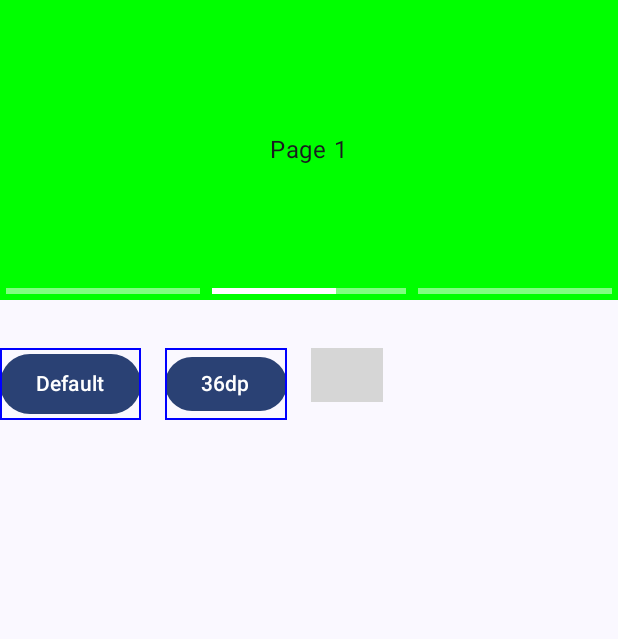
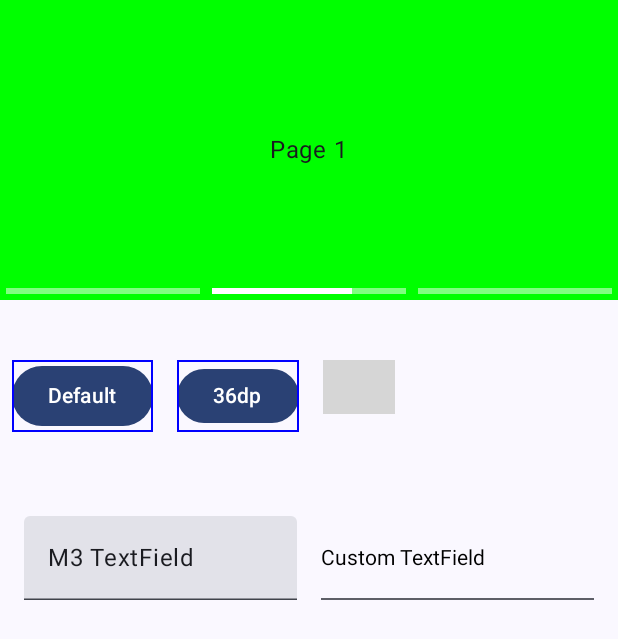
Before and after one commit to haru067/playground, an Android app built with Jetpack Compose: the screen it shows after launch (MainActivity), on a phone screen of 412 x 824 dp. Shown: the top 639 px of the screen. Run offline under Robolectric (Android 15) with nearby library versions, the phone set to English and light mode, and no system bars; missing, so only their content is drawn: CompositionLocalProvider; 1 statement that could not run was skipped; grey boxes are pictures that could not be loaded.

Commit message:
Add text field example

```diff
--- a/app/src/main/java/com/haru067/playground/MainActivity.kt
+++ b/app/src/main/java/com/haru067/playground/MainActivity.kt
@@ -8,6 +8,7 @@ import androidx.compose.foundation.layout.Spacer
 import androidx.compose.foundation.layout.fillMaxSize
 import androidx.compose.foundation.layout.fillMaxWidth
 import androidx.compose.foundation.layout.height
+import androidx.compose.foundation.layout.padding
 import androidx.compose.foundation.rememberScrollState
 import androidx.compose.foundation.verticalScroll
 import androidx.compose.material3.Button
@@ -20,6 +21,7 @@ import androidx.compose.ui.tooling.preview.Preview
 import androidx.compose.ui.unit.dp
 import com.haru067.playground.components.ButtonExample
 import com.haru067.playground.components.CarouselExample
+import com.haru067.playground.components.TextFieldExample
 import com.haru067.playground.ui.theme.PlaygroundTheme
 
 class MainActivity : ComponentActivity() {
@@ -35,7 +37,10 @@ class MainActivity : ComponentActivity() {
                                 .height(200.dp)
                         )
                         Spacer(modifier = Modifier.height(32.dp))
-                        ButtonExample()
+                        ButtonExample(Modifier.padding(8.dp))
+
+                        Spacer(modifier = Modifier.height(32.dp))
+                        TextFieldExample(Modifier.padding(8.dp))
                     }
                 }
             }
--- /dev/null
+++ b/app/src/main/java/com/haru067/playground/components/TextFieldExample.kt
@@ -0,0 +1,93 @@
+package com.haru067.playground.components
+
+import androidx.compose.foundation.interaction.MutableInteractionSource
+import androidx.compose.foundation.interaction.collectIsFocusedAsState
+import androidx.compose.foundation.layout.Box
+import androidx.compose.foundation.layout.Row
+import androidx.compose.foundation.layout.height
+import androidx.compose.foundation.layout.padding
+import androidx.compose.foundation.text.BasicTextField
+import androidx.compose.material3.Divider
+import androidx.compose.material3.ExperimentalMaterial3Api
+import androidx.compose.material3.MaterialTheme
+import androidx.compose.material3.TextField
+import androidx.compose.runtime.Composable
+import androidx.compose.runtime.getValue
+import androidx.compose.runtime.mutableStateOf
+import androidx.compose.runtime.remember
+import androidx.compose.ui.Alignment
+import androidx.compose.ui.Modifier
+import androidx.compose.ui.graphics.SolidColor
+import androidx.compose.ui.unit.dp
+
+@OptIn(ExperimentalMaterial3Api::class)
+@Composable
+fun TextFieldExample(
+    modifier: Modifier = Modifier,
+) {
+    val (sampleText, setSampleText) = remember { mutableStateOf("M3 TextField") }
+    val (sampleText2, setSampleText2) = remember { mutableStateOf("Custom TextField") }
+    Row(modifier) {
+        TextField(
+            value = sampleText,
+            onValueChange = setSampleText,
+            modifier = Modifier
+                .weight(1f)
+                .padding(8.dp),
+        )
+
+        CustomTextField(
+            value = sampleText2,
+            onValueChange = setSampleText2,
+            modifier = Modifier
+                .weight(1f)
+                .padding(8.dp),
+        )
+    }
+}
+
+@Composable
+private fun CustomTextField(
+    modifier: Modifier = Modifier,
+    value: String,
+    onValueChange: (String) -> Unit,
+    interactionSource: MutableInteractionSource = remember { MutableInteractionSource() },
+) {
+    val focused by interactionSource.collectIsFocusedAsState()
+    BasicTextField(
+        value = value,
+        onValueChange = onValueChange,
+        cursorBrush = SolidColor(MaterialTheme.colorScheme.primary),
+        interactionSource = interactionSource,
+        modifier = modifier,
+        decorationBox = @Composable { innerTextField ->
+            CustomDecorationBox(
+                focused = focused,
+                innerTextField = innerTextField,
+            )
+        },
+    )
+}
+
+@Composable
+private fun CustomDecorationBox(
+    modifier: Modifier = Modifier,
+    focused: Boolean,
+    innerTextField: @Composable () -> Unit,
+) {
+    Box(modifier) {
+        Row(
+            verticalAlignment = Alignment.CenterVertically,
+            modifier = Modifier
+                .height(56.dp)
+                .align(Alignment.CenterStart),
+        ) {
+            innerTextField()
+        }
+        Divider(
+            thickness = if (focused) 2.dp else 1.dp,
+            color = if (focused) MaterialTheme.colorScheme.primary else MaterialTheme.colorScheme.outline,
+            modifier = Modifier.align(Alignment.BottomCenter),
+        )
+    }
+}
```
